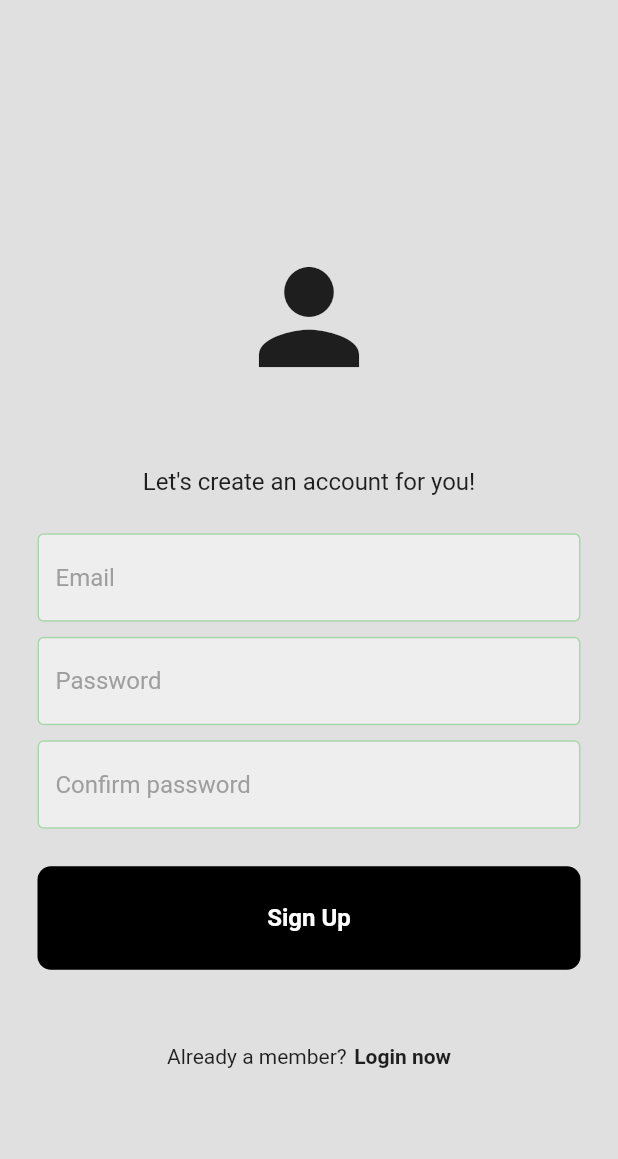
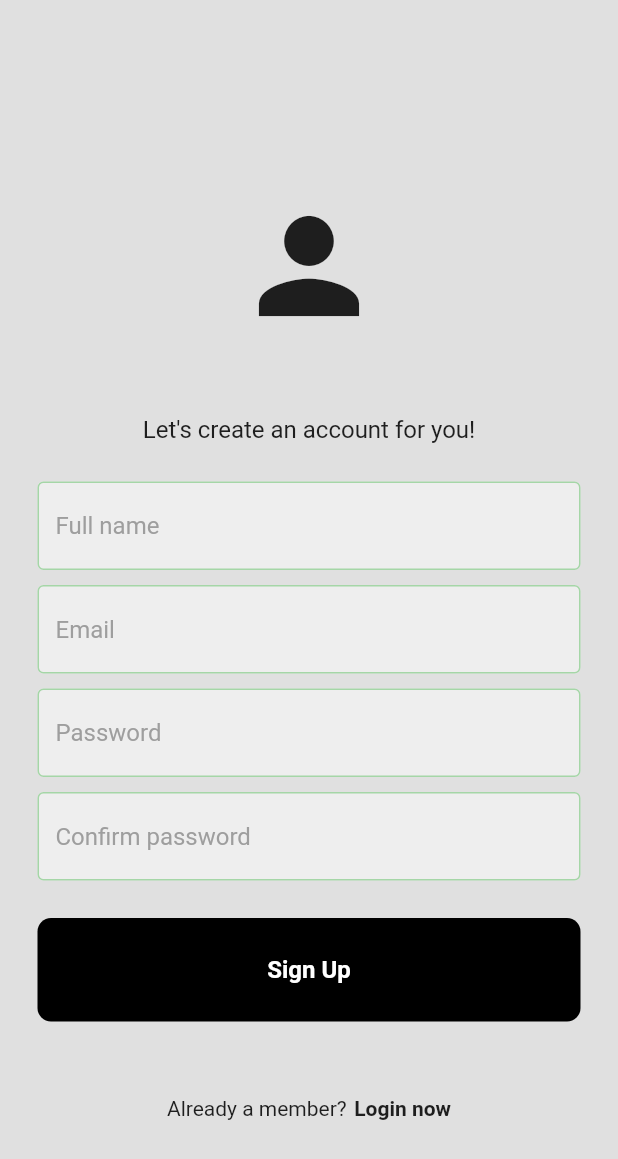
Before and after one commit to jcblanc2/Chatterly, a Flutter app: the screen it shows after launch, after a tap on "Register now", on a phone screen of 412 x 824 dp. Shown: the top 1159 px of the screen. Run offline on Flutter 3.47's test engine with Material 2 defaults, Android fonts, the light colour scheme and no system bars; our stand-ins replace cloud_firestore, firebase_auth, firebase_core; accounts and stored records are empty; network calls fail.

```diff
--- a/lib/pages/register_page.dart
+++ b/lib/pages/register_page.dart
@@ -14,6 +14,7 @@ class Register extends StatefulWidget {
 
 class _RegisterState extends State<Register> {
   // text controllers
+  final nameController = TextEditingController();
   final emailController = TextEditingController();
   final passwordController = TextEditingController();
   final confirmPasswordController = TextEditingController();
@@ -29,7 +30,7 @@ class _RegisterState extends State<Register> {
 
     try {
       await authService.signUpWithEmailAndPassword(
-          emailController.text, passwordController.text);
+          emailController.text, passwordController.text, nameController.text);
     } catch (e) {
       ScaffoldMessenger.of(context)
           .showSnackBar(const SnackBar(content: Text("Error while login.")));
@@ -70,6 +71,17 @@ class _RegisterState extends State<Register> {
 
                   const SizedBox(
                     height: 25,
+                  ),
+
+                  // name textfield
+                  AuthTextField(
+                    controller: nameController,
+                    hint: "Full name",
+                    obscureText: false,
+                  ),
+
+                  const SizedBox(
+                    height: 10,
                   ),
 
                   // email textfield
--- a/lib/services/auth/auth_service.dart
+++ b/lib/services/auth/auth_service.dart
@@ -1,9 +1,13 @@
+import 'package:cloud_firestore/cloud_firestore.dart';
 import 'package:firebase_auth/firebase_auth.dart';
 import 'package:flutter/material.dart';
 
 class AuthService extends ChangeNotifier {
   // auth instance
   final FirebaseAuth _firebaseAuth = FirebaseAuth.instance;
+
+  // firestore instance
+  final FirebaseFirestore firebaseFirestore = FirebaseFirestore.instance;
 
   // sign in method
   Future<UserCredential> signInWithEmailAndPassword(
@@ -18,11 +22,16 @@ class AuthService extends ChangeNotifier {
   }
 
   // sign up method
-   Future<UserCredential> signUpWithEmailAndPassword(
-      String email, String password) async {
+  Future<UserCredential> signUpWithEmailAndPassword(
+      String email, String password, String name) async {
     try {
       UserCredential userCredential = await _firebaseAuth
           .createUserWithEmailAndPassword(email: email, password: password);
+
+      // Create document for users
+      firebaseFirestore.collection('users').doc(userCredential.user!.uid).set(
+          {'uid': userCredential.user!.uid, 'email': email, 'fullname': name});
+
       return userCredential;
     } on FirebaseAuthException catch (e) {
       throw (e.code);
--- a/pubspec.yaml
+++ b/pubspec.yaml
@@ -37,6 +37,7 @@ dependencies:
   firebase_core: ^2.15.0
   firebase_auth: ^4.7.2
   provider:
+  cloud_firestore: ^4.8.4
 
 dev_dependencies:
   flutter_test:
```
Also changed, not shown: lib/pages/home_page.dart (+11 -6 lines), pubspec.lock, 4 other files.
